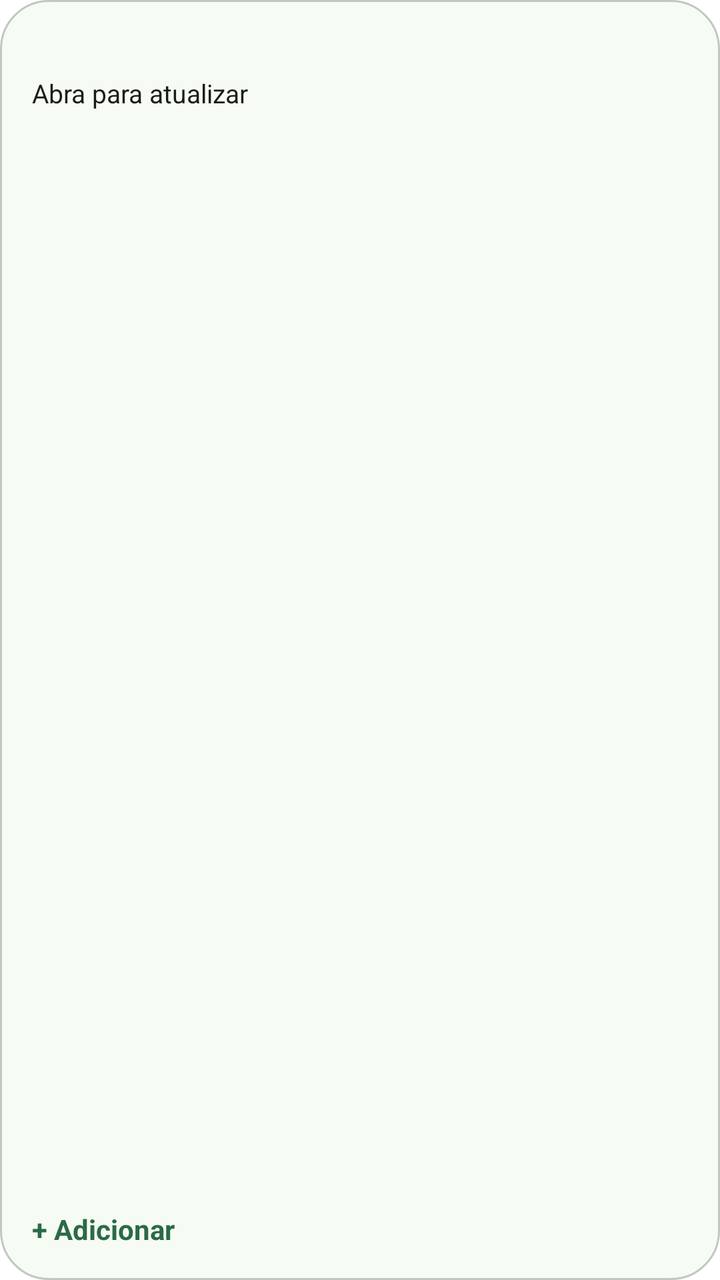
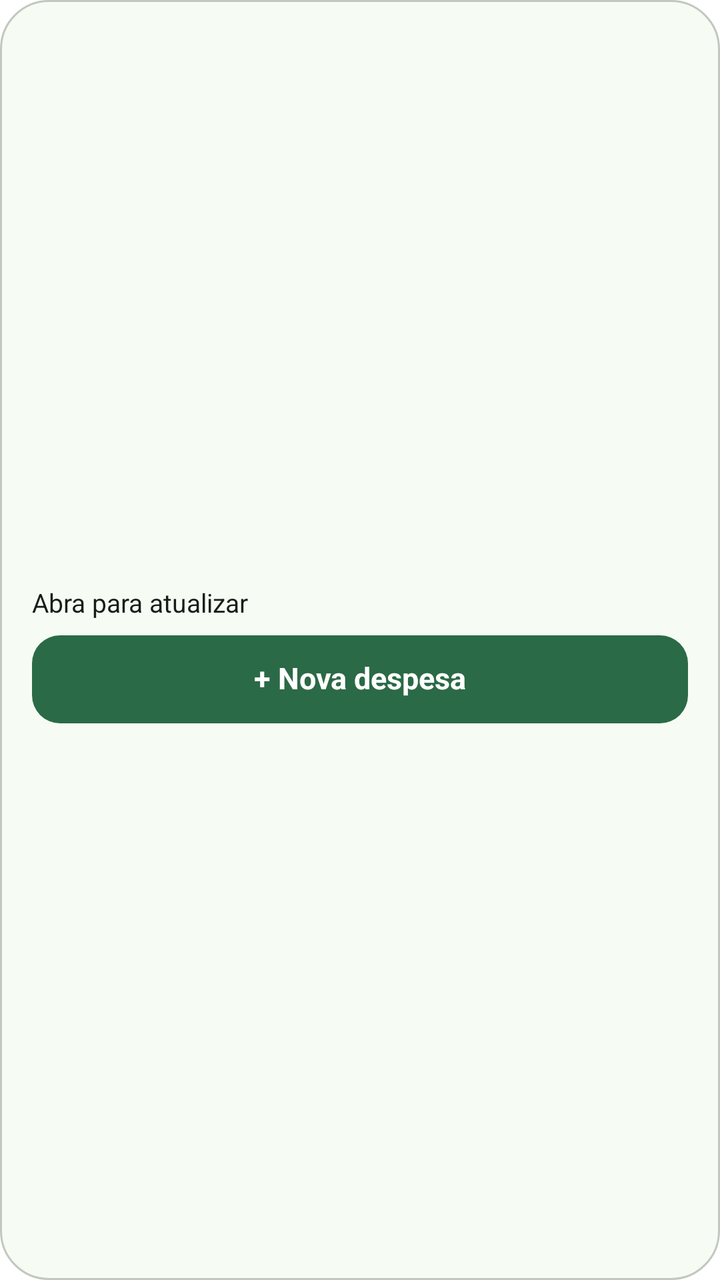

Screens rendered from an Android XML layout before and after an edit, with the pre-edit source and the edit as a unified diff.
<!-- AndroidManifest.xml: fallback theme Theme.MaterialComponents.DayNight.NoActionBar -->
<!-- res/layout/add_expense_widget.xml -->
<?xml version="1.0" encoding="utf-8"?>
<LinearLayout xmlns:tools="http://schemas.android.com/tools"
    android:id="@+id/add_expense_widget"
    android:padding="16dp"
    android:orientation="vertical"
    android:gravity="top"
    android:layout_width="match_parent"
    android:layout_height="match_parent"
    android:contentDescription="@string/add_expense_widget_action"
    xmlns:android="http://schemas.android.com/apk/res/android"
    android:background="@drawable/add_expense_widget_background" >

    <TextView
        android:id="@+id/widget_month"
        android:textSize="13sp"
        android:layout_width="match_parent"
        android:layout_height="wrap_content"
        android:importantForAccessibility="no"
        android:textColor="@color/widget_text_muted" />

    <TextView
        android:id="@+id/widget_total"
        android:maxLines="1"
        tools:targetApi="26"
        android:textSize="16sp"
        android:visibility="gone"
        android:layout_height="26dp"
        android:layout_marginTop="4dp"
        android:autoSizeTextType="uniform"
        android:autoSizeMinTextSize="10sp"
        android:autoSizeMaxTextSize="16sp"
        android:layout_width="match_parent"
        android:autoSizeStepGranularity="1sp"
        android:importantForAccessibility="no"
        android:textColor="@color/widget_text" />

    <TextView
        android:id="@+id/widget_update_hint"
        android:maxLines="2"
        android:textSize="13sp"
        android:layout_marginTop="4dp"
        android:text="@string/widget_update_hint"
        android:layout_width="match_parent"
        android:layout_height="wrap_content"
        android:importantForAccessibility="no"
        android:textColor="@color/widget_text" />

    <TextView
        android:textSize="14sp"
        android:textStyle="bold"
        android:layout_weight="1"
        android:layout_height="0dp"
        android:layout_marginTop="8dp"
        android:gravity="bottom|start"
        android:layout_width="match_parent"
        android:importantForAccessibility="no"
        android:text="@string/widget_add_action"
        android:textColor="@color/widget_accent" />
</LinearLayout>
<!-- resources referenced by this layout -->
<resources>
  <color name="widget_accent">#2B6A46</color>
  <color name="widget_text">#181D19</color>
  <color name="widget_text_muted">#414942</color>
  <!-- drawable add_expense_widget_background (drawable) -->
  <?xml version="1.0" encoding="utf-8"?>
  <shape xmlns:android="http://schemas.android.com/apk/res/android" android:shape="rectangle">
      <solid android:color="@color/widget_background" />
      <corners android:radius="24dp" />
      <stroke android:width="1dp" android:color="@color/widget_border" />
  </shape>
  <string name="add_expense_widget_action">Adicionar despesa</string>
  <string name="widget_add_action">+ Adicionar</string>
  <string name="widget_update_hint">Abra para atualizar</string>
  <color name="widget_background">#F6FBF4</color>
  <color name="widget_border">#C0C9C0</color>
</resources>

<!-- the commit's change to res/layout/add_expense_widget.xml (unified diff, before → after) -->
@@ -1,59 +1,93 @@
 <?xml version="1.0" encoding="utf-8"?>
-<LinearLayout xmlns:tools="http://schemas.android.com/tools"
+<LinearLayout
     android:id="@+id/add_expense_widget"
     android:padding="16dp"
     android:orientation="vertical"
-    android:gravity="top"
+    android:gravity="center_vertical"
     android:layout_width="match_parent"
     android:layout_height="match_parent"
-    android:contentDescription="@string/add_expense_widget_action"
     xmlns:android="http://schemas.android.com/apk/res/android"
-    android:background="@drawable/add_expense_widget_background" >
+    android:background="@drawable/add_expense_widget_background"
+    android:contentDescription="@string/cd_home_widget_add_expense">
+
+    <include layout="@layout/add_expense_widget_summary" />
+
+    <include
+        layout="@layout/add_expense_widget_action"
+        android:layout_marginTop="8dp"
+        android:layout_width="match_parent"
+        android:layout_height="wrap_content" />
+
+</LinearLayout>
+<!-- res/layout/add_expense_widget_summary.xml (included above) -->
+<?xml version="1.0" encoding="utf-8"?>
+<LinearLayout
+    android:orientation="vertical"
+    android:layout_width="match_parent"
+    android:layout_height="wrap_content"
+    xmlns:android="http://schemas.android.com/apk/res/android" >
 
     <TextView
         android:id="@+id/widget_month"
-        android:textSize="13sp"
+        android:maxLines="1"
+        android:textSize="12sp"
+        android:layout_height="16dp"
+        android:gravity="center_vertical"
+        android:includeFontPadding="false"
         android:layout_width="match_parent"
-        android:layout_height="wrap_content"
         android:importantForAccessibility="no"
         android:textColor="@color/widget_text_muted" />
 
     <TextView
+        android:id="@+id/widget_currency"
+        android:textSize="12sp"
+        android:visibility="gone"
+        android:text="@string/label_common_currency_brl"
+        android:layout_height="16dp"
+        android:includeFontPadding="false"
+        android:layout_width="match_parent"
+        android:textColor="@color/widget_text"
+        android:importantForAccessibility="no" />
+
+    <TextView
         android:id="@+id/widget_total"
         android:maxLines="1"
-        tools:targetApi="26"
-        android:textSize="16sp"
+        android:textSize="22sp"
+        android:textStyle="bold"
         android:visibility="gone"
-        android:layout_height="26dp"
-        android:layout_marginTop="4dp"
-        android:autoSizeTextType="uniform"
-        android:autoSizeMinTextSize="10sp"
-        android:autoSizeMaxTextSize="16sp"
+        android:layout_height="32dp"
+        android:gravity="center_vertical"
+        android:includeFontPadding="false"
         android:layout_width="match_parent"
-        android:autoSizeStepGranularity="1sp"
-        android:importantForAccessibility="no"
-        android:textColor="@color/widget_text" />
+        android:textColor="@color/widget_text"
+        android:importantForAccessibility="no" />
 
     <TextView
         android:id="@+id/widget_update_hint"
         android:maxLines="2"
         android:textSize="13sp"
-        android:layout_marginTop="4dp"
-        android:text="@string/widget_update_hint"
+        android:text="@string/msg_home_widget_update_required"
+        android:includeFontPadding="false"
         android:layout_width="match_parent"
         android:layout_height="wrap_content"
-        android:importantForAccessibility="no"
-        android:textColor="@color/widget_text" />
-
-    <TextView
-        android:textSize="14sp"
-        android:textStyle="bold"
-        android:layout_weight="1"
-        android:layout_height="0dp"
-        android:layout_marginTop="8dp"
-        android:gravity="bottom|start"
-        android:layout_width="match_parent"
-        android:importantForAccessibility="no"
-        android:text="@string/widget_add_action"
-        android:textColor="@color/widget_accent" />
+        android:textColor="@color/widget_text"
+        android:importantForAccessibility="no" />
 </LinearLayout>
+<!-- res/layout/add_expense_widget_action.xml (included above) -->
+<?xml version="1.0" encoding="utf-8"?>
+<TextView
+    xmlns:android="http://schemas.android.com/apk/res/android"
+    android:maxLines="1"
+    android:textSize="15sp"
+    android:textStyle="bold"
+    android:gravity="center"
+    android:minHeight="44dp"
+    android:text="@string/action_home_widget_add_expense"
+    android:id="@+id/widget_action"
+    android:paddingHorizontal="10dp"
+    android:includeFontPadding="false"
+    android:layout_width="match_parent"
+    android:layout_height="wrap_content"
+    android:importantForAccessibility="no"
+    android:textColor="@color/widget_text_on_action"
+    android:background="@drawable/add_expense_widget_action_background" />
<!-- resource entries referenced after the edit -->
@@ -1,8 +1,14 @@
 <!-- resources referenced by this layout -->
 <resources>
-  <color name="widget_accent">#2B6A46</color>
   <color name="widget_text">#181D19</color>
   <color name="widget_text_muted">#414942</color>
+  <color name="widget_text_on_action">#FFFFFF</color>
+  <!-- drawable add_expense_widget_action_background (drawable) -->
+  <?xml version="1.0" encoding="utf-8"?>
+  <shape xmlns:android="http://schemas.android.com/apk/res/android" android:shape="rectangle">
+      <solid android:color="@color/widget_action_background" />
+      <corners android:radius="14dp" />
+  </shape>
   <!-- drawable add_expense_widget_background (drawable) -->
   <?xml version="1.0" encoding="utf-8"?>
   <shape xmlns:android="http://schemas.android.com/apk/res/android" android:shape="rectangle">
@@ -10,9 +16,11 @@
       <corners android:radius="24dp" />
       <stroke android:width="1dp" android:color="@color/widget_border" />
   </shape>
-  <string name="add_expense_widget_action">Adicionar despesa</string>
-  <string name="widget_add_action">+ Adicionar</string>
-  <string name="widget_update_hint">Abra para atualizar</string>
+  <string name="action_home_widget_add_expense">+ Nova despesa</string>
+  <string name="cd_home_widget_add_expense">Adicionar despesa</string>
+  <string name="label_common_currency_brl" translatable="false">R$</string>
+  <string name="msg_home_widget_update_required">Abra para atualizar</string>
+  <color name="widget_action_background">#2B6A46</color>
   <color name="widget_background">#F6FBF4</color>
   <color name="widget_border">#C0C9C0</color>
 </resources>
